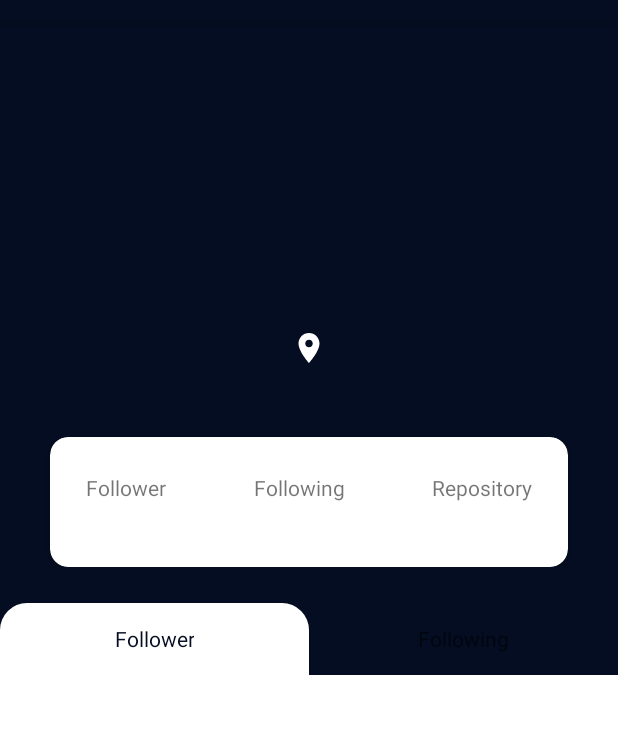
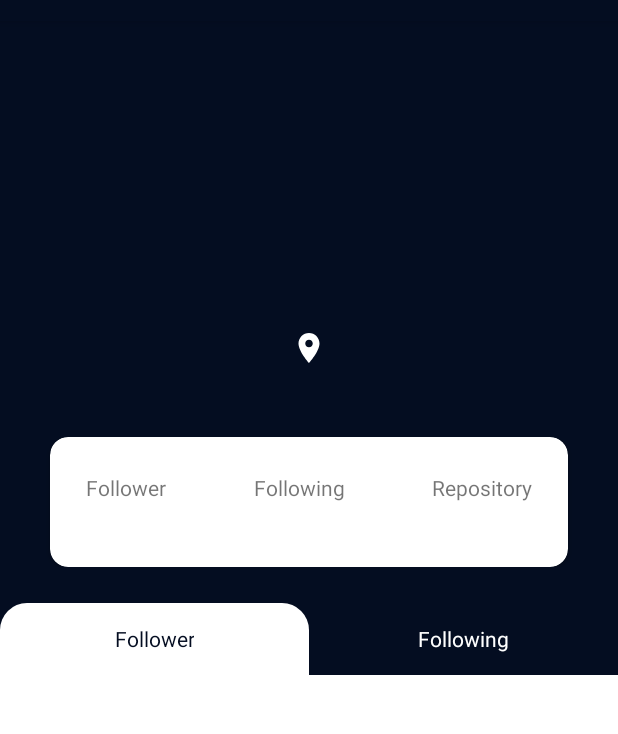
Before and after one commit to ahmadsufyan455/belajar-fundamental-aplikasi-android, an Android app: the DetailUserActivity screen opened directly, with no data from a screen before it, on a phone screen of 412 x 824 dp, the part 63-797 px from its top. Run offline under Robolectric (Android 15) with nearby library versions, the phone set to English and light mode, and no system bars; network calls fail; pictures from the network do not load; 2 statements that could not run were skipped.

Commit message:
Change TabLayout TextColor

```diff
--- a/app/src/main/res/layout/activity_detail_user.xml
+++ b/app/src/main/res/layout/activity_detail_user.xml
@@ -79,7 +79,9 @@
                 android:background="@null"
                 app:tabBackground="@drawable/tab_layout_selector"
                 app:tabIndicatorHeight="0dp"
-                app:tabTextAppearance="@android:style/TextAppearance.Widget.TabWidget" />
+                app:tabSelectedTextColor="@color/violet"
+                app:tabTextAppearance="@android:style/TextAppearance.Widget.TabWidget"
+                app:tabTextColor="@color/white" />
 
             <androidx.viewpager.widget.ViewPager
                 android:id="@+id/viewPager"
```
